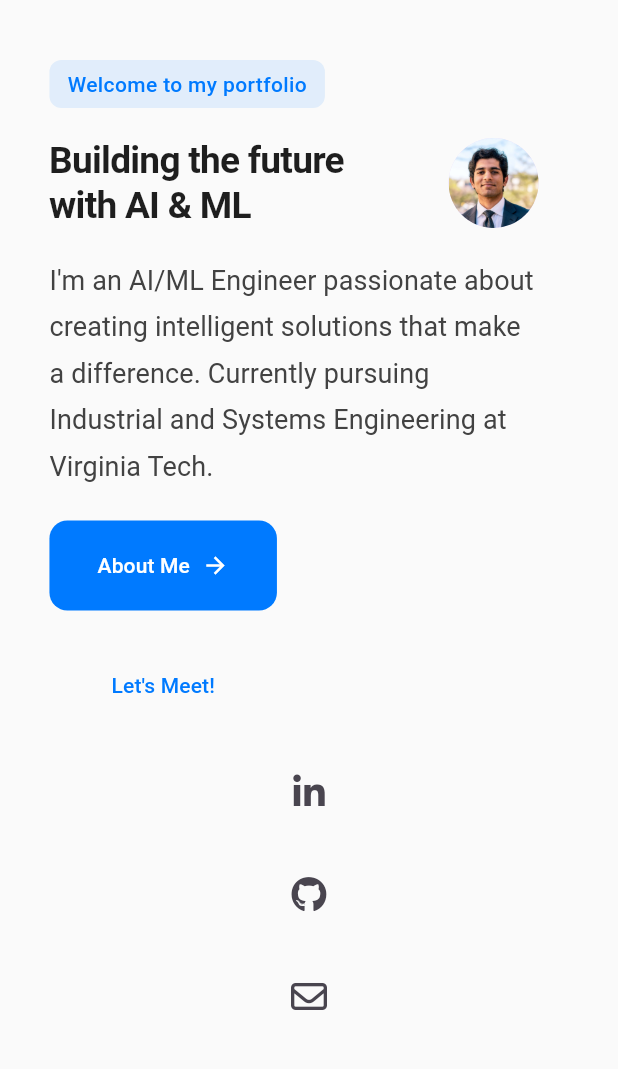
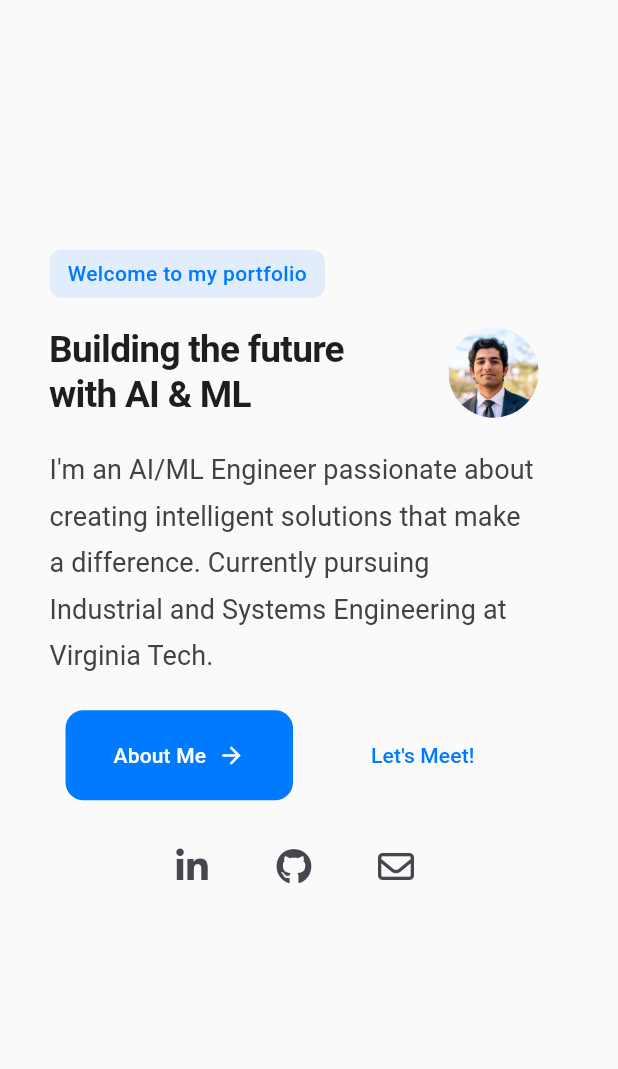
Before and after one commit to s-mehra/personal_website, a Flutter app: the screen it shows after launch, on a phone screen of 412 x 824 dp, the part 84-1153 px from its top. Run offline on Flutter 3.47's test engine with Material 3 defaults, Android fonts, the phone set to English and light mode, and no system bars; our stand-ins replace font_awesome_flutter; Roboto replaces fonts that are missing (Poppins).

Commit message:
adjusted buttons for iphone layout

```diff
--- a/lib/main.dart
+++ b/lib/main.dart
@@ -155,8 +155,12 @@ class HomePage extends StatelessWidget {
                                 ),
                               ),
                               SizedBox(height: 20),
-                              if (screenWidth < 800) // Use Column for smaller screens
+                              // Buttons and Icons for smaller screens
+                              if (screenWidth < 800)
                                 Column(
+                                  children: [
+                                    Row(
+                                      mainAxisAlignment: MainAxisAlignment.center,
                                       children: [
                                         MouseRegion(
                                           cursor: SystemMouseCursors.click,
@@ -172,7 +176,7 @@ class HomePage extends StatelessWidget {
                                             ),
                                           ),
                                         ),
-                                    SizedBox(height: 20),
+                                        SizedBox(width: 20),
                                         MouseRegion(
                                           cursor: SystemMouseCursors.click,
                                           child: TextButton(
@@ -183,6 +187,28 @@ class HomePage extends StatelessWidget {
                                             ),
                                             child: Text("Let's Meet!"),
                                           ),
+                                        ),
+                                      ],
+                                    ),
+                                    SizedBox(height: 20),
+                                    Row(
+                                      mainAxisAlignment: MainAxisAlignment.center,
+                                      children: [
+                                        IconButton(
+                                          icon: Icon(FontAwesomeIcons.linkedinIn),
+                                          onPressed: () => _launchURL('https://www.linkedin.com/in/soham-mehra/'),
+                                        ),
+                                        SizedBox(width: 20),
+                                        IconButton(
+                                          icon: Icon(FontAwesomeIcons.github),
+                                          onPressed: () => _launchURL('https://github.com/s-mehra'),
+                                        ),
+                                        SizedBox(width: 20),
+                                        IconButton(
+                                          icon: Icon(FontAwesomeIcons.envelope),
+                                          onPressed: () => _launchURL('mailto:mehrasoham.mail@gmail.com'),
+                                        ),
+                                      ],
                                     ),
                                   ],
                                 )
@@ -248,48 +274,6 @@ class HomePage extends StatelessWidget {
                       ],
                     );
                   },
-                ),
-              ),
-              // Social links at the bottom
-              Container(
-                padding: EdgeInsets.symmetric(vertical: 40),
-                child: screenWidth < 800
-                    ? Column(
-                        children: [
-                          IconButton(
-                            icon: Icon(FontAwesomeIcons.linkedinIn),
-                            onPressed: () => _launchURL('https://www.linkedin.com/in/soham-mehra/'),
-                          ),
-                          SizedBox(height: 20),
-                          IconButton(
-                            icon: Icon(FontAwesomeIcons.github),
-                            onPressed: () => _launchURL('https://github.com/s-mehra'),
-                          ),
-                          SizedBox(height: 20),
-                          IconButton(
-                            icon: Icon(FontAwesomeIcons.envelope),
-                            onPressed: () => _launchURL('mailto:mehrasoham.mail@gmail.com'),
-                          ),
-                        ],
-                      )
-                    : Row(
-                        mainAxisAlignment: MainAxisAlignment.center,
-                        children: [
-                          IconButton(
-                            icon: Icon(FontAwesomeIcons.linkedinIn),
-                            onPressed: () => _launchURL('https://www.linkedin.com/in/soham-mehra/'),
-                          ),
-                          SizedBox(width: 20),
-                          IconButton(
-                            icon: Icon(FontAwesomeIcons.github),
-                            onPressed: () => _launchURL('https://github.com/s-mehra'),
-                          ),
-                          SizedBox(width: 20),
-                          IconButton(
-                            icon: Icon(FontAwesomeIcons.envelope),
-                            onPressed: () => _launchURL('mailto:mehrasoham.mail@gmail.com'),
-                          ),
-                        ],
                 ),
               ),
             ],
```
Lines whose indentation alone changed are shown as unchanged.
